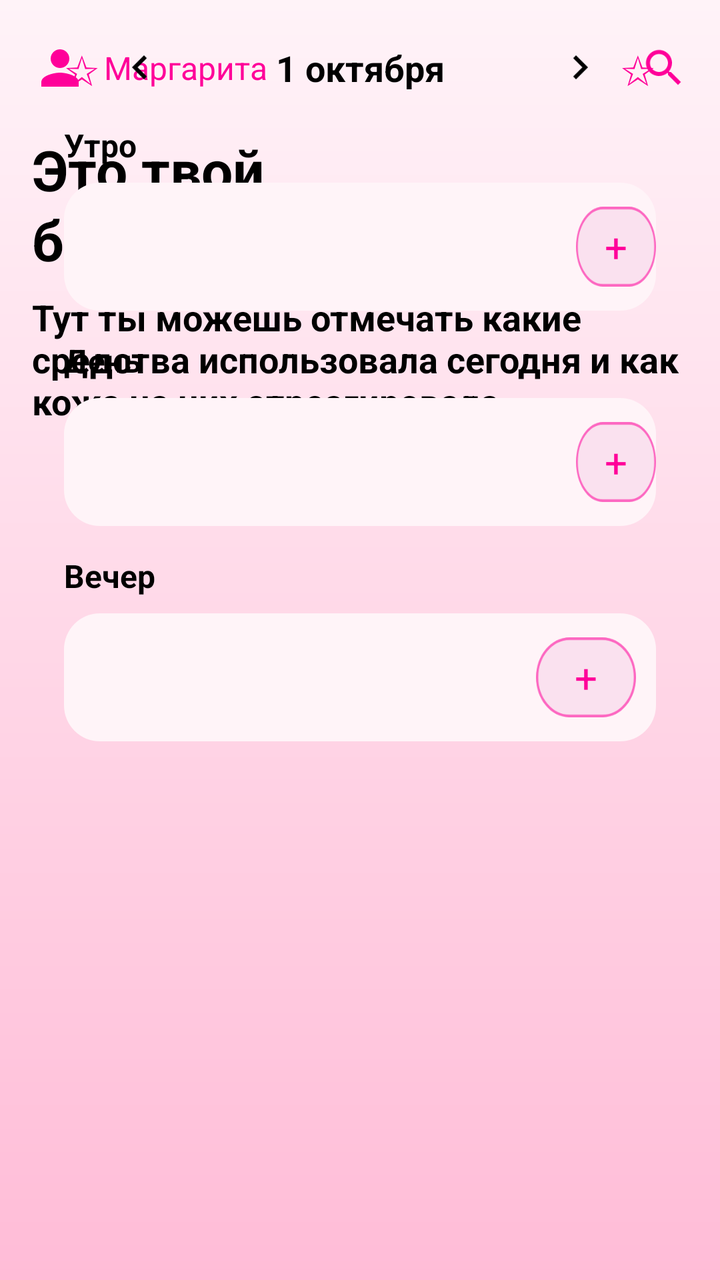
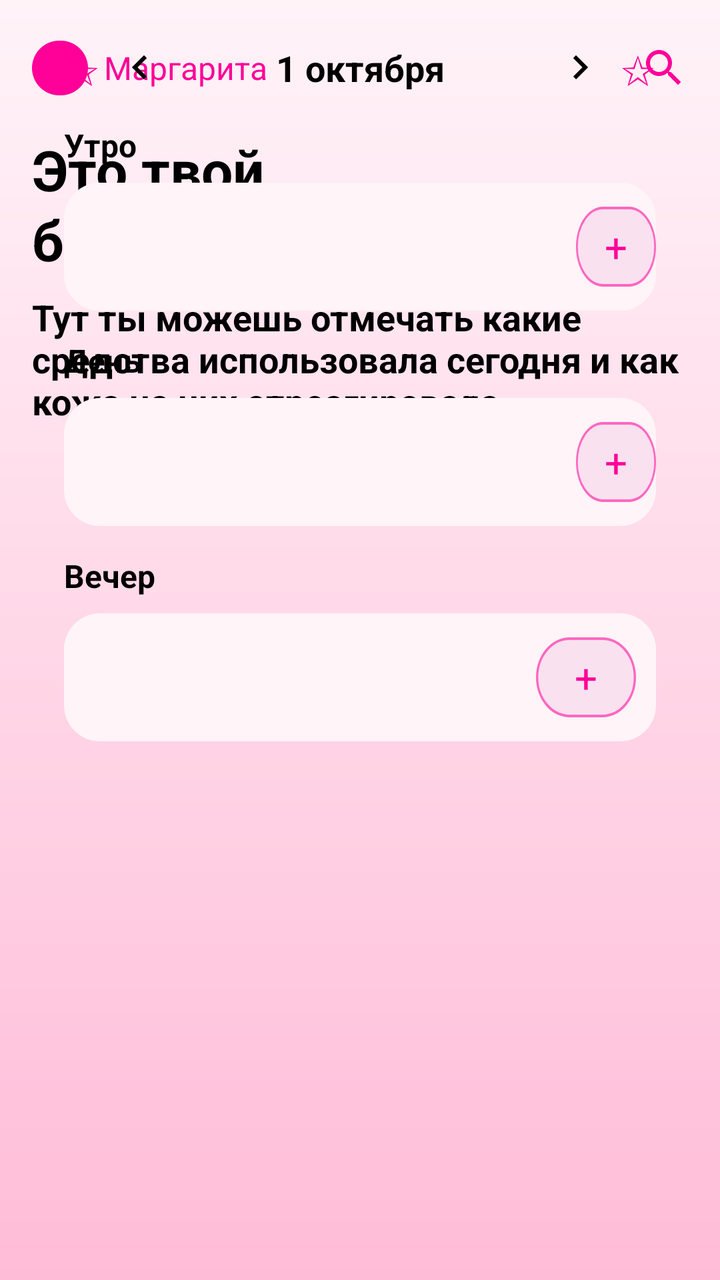

Compare the two renders of this Android layout. The source of the first and the diff that turns it into the second are given below.
<!-- AndroidManifest.xml: activity theme Theme.MyApplication -->
<!-- res/layout/activity_beauty_diary.xml -->
<?xml version="1.0" encoding="utf-8"?>
<androidx.constraintlayout.widget.ConstraintLayout
    xmlns:android="http://schemas.android.com/apk/res/android"
    xmlns:app="http://schemas.android.com/apk/res-auto"
    xmlns:tools="http://schemas.android.com/tools"
    android:layout_width="match_parent"
    android:layout_height="match_parent"
    android:background="@drawable/bg_diary_gradient"
    android:paddingStart="16dp"
    android:paddingEnd="16dp">

    
    <LinearLayout
        android:id="@+id/headerRow"
        android:layout_width="0dp"
        android:layout_height="wrap_content"
        android:layout_marginTop="20dp"
        android:gravity="center_vertical"
        android:orientation="horizontal"
        app:layout_constraintTop_toTopOf="parent"
        app:layout_constraintStart_toStartOf="parent"
        app:layout_constraintEnd_toEndOf="parent">

        <ImageView
            android:layout_width="28dp"
            android:layout_height="28dp"
            android:src="@drawable/ic_profile"
            android:tint="@color/primary"/>
        <TextView
            android:id="@+id/nameText"
            android:layout_width="0dp"
            android:layout_height="wrap_content"
            android:layout_marginStart="8dp"
            android:layout_weight="1"
            android:text="Маргарита"
            android:textColor="@color/primary"
            android:textSize="16sp"/>
        <ImageView
            android:id="@+id/searchBtn"
            android:layout_width="24dp"
            android:layout_height="24dp"
            android:src="@drawable/ic_search"
            android:tint="@color/primary"/>
    </LinearLayout>

    
    <TextView
        android:id="@+id/titleText"
        android:layout_width="0dp"
        android:layout_height="wrap_content"
        android:layout_marginTop="18dp"
        android:lineSpacingExtra="2dp"
        android:text="Это твой бьюти-дневник"
        android:textColor="@color/text_primary"
        android:textSize="28sp"
        android:textStyle="bold"
        app:layout_constraintTop_toBottomOf="@id/headerRow"
        app:layout_constraintStart_toStartOf="parent"
        app:layout_constraintEnd_toEndOf="parent"/>

    <TextView
        android:id="@+id/subtitle"
        android:layout_width="0dp"
        android:layout_height="wrap_content"
        android:layout_marginTop="8dp"
        android:text="Тут ты можешь отмечать какие средства использовала сегодня и как кожа на них отреагировала"
        android:textColor="@color/text_primary"
        android:textSize="18sp"
        android:textStyle="bold"
        app:layout_constraintTop_toBottomOf="@id/titleText"
        app:layout_constraintStart_toStartOf="parent"
        app:layout_constraintEnd_toEndOf="parent"/>

    
    <androidx.cardview.widget.CardView
        android:id="@+id/dayCard"
        android:layout_width="0dp"
        android:layout_height="wrap_content"
        android:layout_marginTop="20dp"
        android:layout_marginBottom="20dp"
        app:cardBackgroundColor="@color/cardPink"
        app:cardCornerRadius="22dp"
        app:cardElevation="2dp"
        app:layout_constraintTop_toBottomOf="@id/subtitle"
        app:layout_constraintStart_toStartOf="parent"
        app:layout_constraintEnd_toEndOf="parent">

    </androidx.cardview.widget.CardView>

    <LinearLayout
        android:layout_width="match_parent"
        android:layout_height="wrap_content"
        android:orientation="vertical"
        android:padding="16dp"
        tools:layout_editor_absoluteX="16dp"
        tools:layout_editor_absoluteY="198dp">

        
        <LinearLayout
            android:layout_width="match_parent"
            android:layout_height="wrap_content"
            android:gravity="center_vertical"
            android:paddingTop="4dp"
            android:paddingBottom="8dp">

            <TextView
                android:layout_width="wrap_content"
                android:layout_height="wrap_content"
                android:text="✩"
                android:textColor="@color/primary"
                android:textSize="20sp" />

            <ImageView
                android:id="@+id/prevDay"
                android:layout_width="24dp"
                android:layout_height="24dp"
                android:layout_marginStart="8dp"
                android:scaleX="-1"
                android:src="@drawable/ic_arrow"
                android:tint="@color/text_primary" />

            <TextView
                android:id="@+id/dateTitle"
                android:layout_width="0dp"
                android:layout_height="wrap_content"
                android:layout_marginStart="12dp"
                android:layout_marginEnd="12dp"
                android:layout_weight="1"
                android:gravity="center"
                android:text="1 октября"
                android:textColor="@color/text_primary"
                android:textSize="18sp"
                android:textStyle="bold" />

            <ImageView
                android:id="@+id/nextDay"
                android:layout_width="24dp"
                android:layout_height="24dp"
                android:src="@drawable/ic_arrow"
                android:tint="@color/text_primary" />

            <TextView
                android:layout_width="wrap_content"
                android:layout_height="wrap_content"
                android:layout_marginStart="8dp"
                android:text="✩"
                android:textColor="@color/primary"
                android:textSize="20sp" />
        </LinearLayout>

        
        <TextView
            android:layout_width="wrap_content"
            android:layout_height="wrap_content"
            android:layout_marginTop="6dp"
            android:text="Утро"
            android:textColor="@color/text_primary"
            android:textSize="16sp"
            android:textStyle="bold" />

        <RelativeLayout
            android:layout_width="match_parent"
            android:layout_height="64dp"
            android:layout_marginTop="8dp">

            <View
                android:layout_width="match_parent"
                android:layout_height="match_parent"
                android:background="@drawable/bg_input_pill" />

            <TextView
                android:id="@+id/addMorning"
                android:layout_width="40dp"
                android:layout_height="40dp"
                android:layout_alignParentEnd="true"
                android:layout_centerVertical="true"
                android:background="@drawable/bg_add_circle"
                android:gravity="center"
                android:text="+"
                android:textColor="@color/primary"
                android:textSize="20sp" />
        </RelativeLayout>

        
        <TextView
            android:layout_width="wrap_content"
            android:layout_height="wrap_content"
            android:layout_marginTop="14dp"
            android:text="День"
            android:textColor="@color/text_primary"
            android:textSize="16sp"
            android:textStyle="bold" />

        <RelativeLayout
            android:layout_width="match_parent"
            android:layout_height="64dp"
            android:layout_marginTop="8dp">

            <View
                android:layout_width="match_parent"
                android:layout_height="match_parent"
                android:background="@drawable/bg_input_pill" />

            <TextView
                android:id="@+id/addDay"
                android:layout_width="40dp"
                android:layout_height="40dp"
                android:layout_alignParentEnd="true"
                android:layout_centerVertical="true"
                android:background="@drawable/bg_add_circle"
                android:gravity="center"
                android:text="+"
                android:textColor="@color/primary"
                android:textSize="20sp" />
        </RelativeLayout>

        
        <TextView
            android:layout_width="wrap_content"
            android:layout_height="wrap_content"
            android:layout_marginTop="14dp"
            android:text="Вечер"
            android:textColor="@color/text_primary"
            android:textSize="16sp"
            android:textStyle="bold" />

        <RelativeLayout
            android:layout_width="match_parent"
            android:layout_height="64dp"
            android:layout_marginTop="8dp"
            android:layout_marginBottom="4dp">

            <View
                android:layout_width="match_parent"
                android:layout_height="match_parent"
                android:background="@drawable/bg_input_pill" />

            <TextView
                android:id="@+id/addEvening"
                android:layout_width="50dp"
                android:layout_height="40dp"
                android:layout_alignParentEnd="true"
                android:layout_centerVertical="true"
                android:layout_marginRight="10sp"
                android:background="@drawable/bg_add_circle"
                android:gravity="center"
                android:text="+"
                android:textColor="@color/primary"
                android:textSize="20sp" />
        </RelativeLayout>
    </LinearLayout>

</androidx.constraintlayout.widget.ConstraintLayout>
<!-- resources referenced by this layout -->
<resources>
  <color name="cardPink">#FFE9F2</color>
  <color name="primary">#FF0099</color>
  <color name="text_primary">#000000</color>
  <!-- drawable bg_add_circle (drawable) -->
  <vector
      xmlns:android="http://schemas.android.com/apk/res/android"
      xmlns:aapt="http://schemas.android.com/aapt"
      android:width="44dp"
      android:height="29.68dp"
      android:viewportWidth="44"
      android:viewportHeight="29.68"
      >
      <group>
          <clip-path
              android:pathData="M14.8412 0H29.1588C37.3554 0 44 6.64462 44 14.8412C44 23.0377 37.3554 29.6824 29.1588 29.6824H14.8412C6.64462 29.6824 0 23.0377 0 14.8412C0 6.64462 6.64462 0 14.8412 0Z"
              />
          <path
              android:pathData="M0 0V29.6824H44V0"
              android:fillColor="#FAE1EF"
              />
          <path
              android:pathData="M14.8412 0H29.1588C37.3554 0 44 6.64462 44 14.8412C44 23.0377 37.3554 29.6824 29.1588 29.6824H14.8412C6.64462 29.6824 0 23.0377 0 14.8412C0 6.64462 6.64462 0 14.8412 0Z"
              android:strokeWidth="2"
              android:strokeColor="#FD67C1"
              />
      </group>
  </vector>
  <!-- drawable bg_diary_gradient (drawable) -->
  <?xml version="1.0" encoding="utf-8"?>
  <shape xmlns:android="http://schemas.android.com/apk/res/android">
      <gradient
          android:type="linear"
          android:angle="270"
          android:startColor="#FFF3F8"
          android:endColor="#FFBCD7"/>
  </shape>
  <!-- drawable bg_input_pill (drawable) -->
  <?xml version="1.0" encoding="utf-8"?>
  <shape xmlns:android="http://schemas.android.com/apk/res/android">
      <solid android:color="@color/pillPink"/>
      <corners android:radius="18dp"/>
  </shape>
  <!-- drawable ic_arrow (drawable) -->
  <vector xmlns:android="http://schemas.android.com/apk/res/android"
      android:width="24dp"
      android:height="24dp"
      android:viewportWidth="24"
      android:viewportHeight="24">
      <path
          android:fillColor="#FD67C1"
          android:pathData="M8.59,16.59L13.17,12 8.59,7.41 10,6l6,6 -6,6 -1.41,-1.41z"/>
  </vector>
  <!-- drawable ic_profile (drawable) -->
  <vector xmlns:android="http://schemas.android.com/apk/res/android"
      android:width="24dp"
      android:height="24dp"
      android:viewportWidth="24"
      android:viewportHeight="24"
      android:tint="?attr/colorOnPrimary">
    <path
        android:fillColor="@android:color/white"
        android:pathData="M12,12c2.21,0 4,-1.79 4,-4s-1.79,-4 -4,-4 -4,1.79 -4,4 1.79,4 4,4zM12,14c-2.67,0 -8,1.34 -8,4v2h16v-2c0,-2.66 -5.33,-4 -8,-4z"/>
  </vector>
  <!-- drawable ic_search (drawable) -->
  <vector xmlns:android="http://schemas.android.com/apk/res/android"
      android:width="24dp"
      android:height="24dp"
      android:viewportWidth="24"
      android:viewportHeight="24"
      android:tint="?attr/colorOnPrimary">
    <path
        android:fillColor="@android:color/white"
        android:pathData="M15.5,14h-0.79l-0.28,-0.27C15.41,12.59 16,11.11 16,9.5 16,5.91 13.09,3 9.5,3S3,5.91 3,9.5 5.91,16 9.5,16c1.61,0 3.09,-0.59 4.23,-1.57l0.27,0.28v0.79l5,4.99L20.49,19l-4.99,-5zM9.5,14C7.01,14 5,11.99 5,9.5S7.01,5 9.5,5 14,7.01 14,9.5 11.99,14 9.5,14z"/>
  </vector>
  <style name="Theme.MyApplication" parent="Theme.MaterialComponents.Light.NoActionBar">
          <item name="android:windowBackground">@color/background</item>
      </style>
  <color name="pillPink">#FFF4F8</color>
  <color name="background">#FFE6F2</color>
</resources>

<!-- the commit's change to res/layout/activity_beauty_diary.xml (unified diff, before → after) -->
@@ -24,7 +24,7 @@
         <ImageView
             android:layout_width="28dp"
             android:layout_height="28dp"
-            android:src="@drawable/ic_profile"
+            android:src="@drawable/user_avatar"
             android:tint="@color/primary"/>
         <TextView
             android:id="@+id/nameText"
@@ -72,20 +72,6 @@
         app:layout_constraintEnd_toEndOf="parent"/>
 
     
-    <androidx.cardview.widget.CardView
-        android:id="@+id/dayCard"
-        android:layout_width="0dp"
-        android:layout_height="wrap_content"
-        android:layout_marginTop="20dp"
-        android:layout_marginBottom="20dp"
-        app:cardBackgroundColor="@color/cardPink"
-        app:cardCornerRadius="22dp"
-        app:cardElevation="2dp"
-        app:layout_constraintTop_toBottomOf="@id/subtitle"
-        app:layout_constraintStart_toStartOf="parent"
-        app:layout_constraintEnd_toEndOf="parent">
-
-    </androidx.cardview.widget.CardView>
 
     <LinearLayout
         android:layout_width="match_parent"
@@ -93,7 +79,7 @@
         android:orientation="vertical"
         android:padding="16dp"
         tools:layout_editor_absoluteX="16dp"
-        tools:layout_editor_absoluteY="198dp">
+        tools:layout_editor_absoluteY="218dp">
 
         
         <LinearLayout
@@ -146,6 +132,17 @@
                 android:text="✩"
                 android:textColor="@color/primary"
                 android:textSize="20sp" />
+
+            <androidx.cardview.widget.CardView
+                android:id="@+id/dayCard"
+                android:layout_width="0dp"
+                android:layout_height="wrap_content"
+                android:layout_marginTop="20dp"
+                app:cardBackgroundColor="@color/cardPink"
+                app:cardCornerRadius="22dp"
+                app:cardElevation="2dp">
+
+            </androidx.cardview.widget.CardView>
         </LinearLayout>
 
         
<!-- resource entries referenced after the edit -->
@@ -52,17 +52,6 @@
           android:fillColor="#FD67C1"
           android:pathData="M8.59,16.59L13.17,12 8.59,7.41 10,6l6,6 -6,6 -1.41,-1.41z"/>
   </vector>
-  <!-- drawable ic_profile (drawable) -->
-  <vector xmlns:android="http://schemas.android.com/apk/res/android"
-      android:width="24dp"
-      android:height="24dp"
-      android:viewportWidth="24"
-      android:viewportHeight="24"
-      android:tint="?attr/colorOnPrimary">
-    <path
-        android:fillColor="@android:color/white"
-        android:pathData="M12,12c2.21,0 4,-1.79 4,-4s-1.79,-4 -4,-4 -4,1.79 -4,4 1.79,4 4,4zM12,14c-2.67,0 -8,1.34 -8,4v2h16v-2c0,-2.66 -5.33,-4 -8,-4z"/>
-  </vector>
   <!-- drawable ic_search (drawable) -->
   <vector xmlns:android="http://schemas.android.com/apk/res/android"
       android:width="24dp"
@@ -74,6 +63,7 @@
         android:fillColor="@android:color/white"
         android:pathData="M15.5,14h-0.79l-0.28,-0.27C15.41,12.59 16,11.11 16,9.5 16,5.91 13.09,3 9.5,3S3,5.91 3,9.5 5.91,16 9.5,16c1.61,0 3.09,-0.59 4.23,-1.57l0.27,0.28v0.79l5,4.99L20.49,19l-4.99,-5zM9.5,14C7.01,14 5,11.99 5,9.5S7.01,5 9.5,5 14,7.01 14,9.5 11.99,14 9.5,14z"/>
   </vector>
+  <!-- drawable user_avatar: png bitmap (drawable, 4859 bytes) -->
   <style name="Theme.MyApplication" parent="Theme.MaterialComponents.Light.NoActionBar">
           <item name="android:windowBackground">@color/background</item>
       </style>
